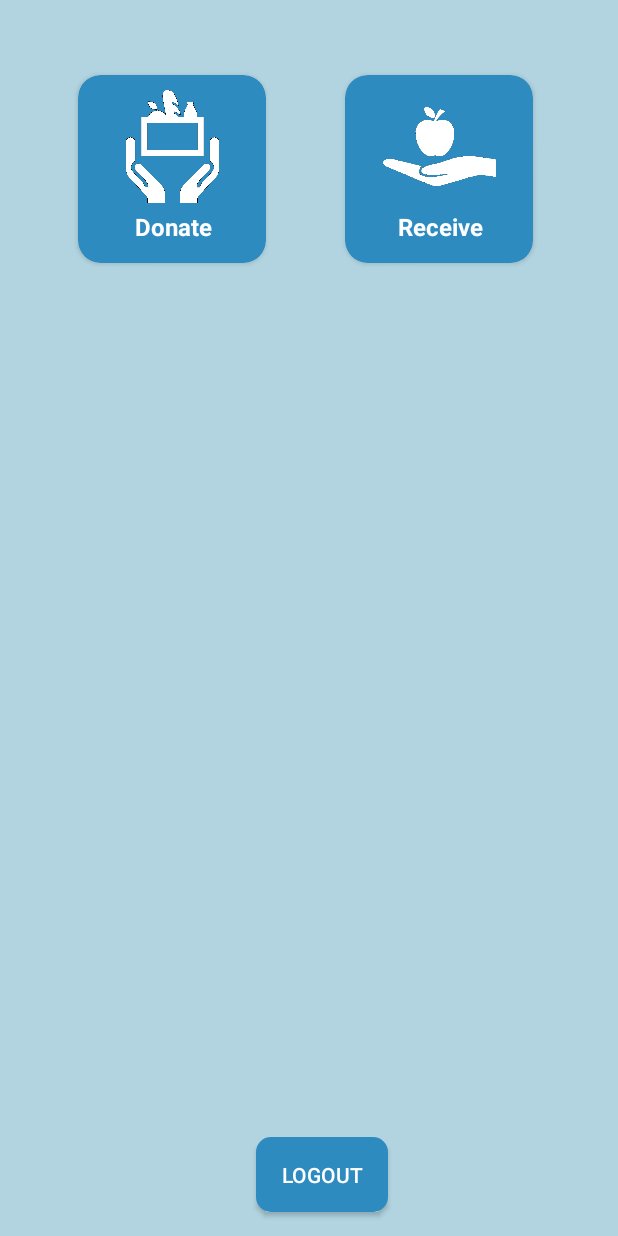
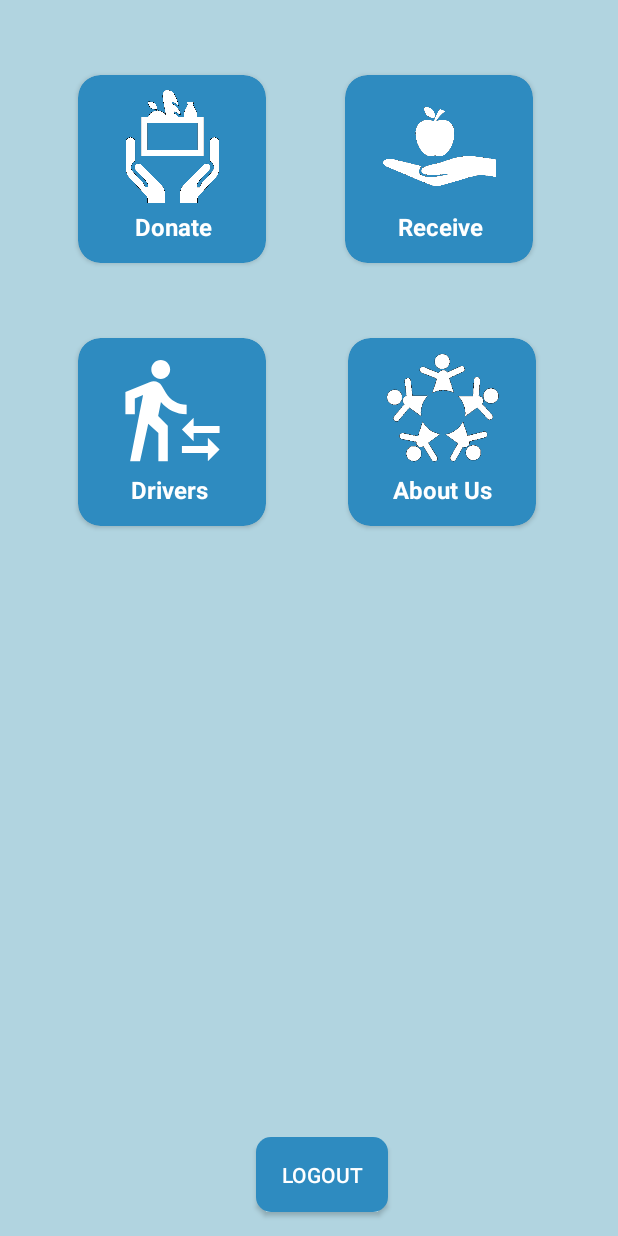
Before and after one commit to Mayuresh02/Annapurnata, an Android app: the screen it shows after launch once a user with an empty profile is signed in (HomeActivity), on a phone screen of 412 x 824 dp. Run offline under Robolectric (Android 15) with nearby library versions, the phone set to English and light mode, and no system bars; our stand-ins replace Firebase (no records; nobody signed in at launch, a user with empty details on screens opened directly).

Commit message:
Updated Code

```diff
--- a/app/src/main/java/com/mayuresh/annapurnata/Activity/HomeActivity.java
+++ b/app/src/main/java/com/mayuresh/annapurnata/Activity/HomeActivity.java
@@ -1,24 +1,26 @@
 package com.mayuresh.annapurnata.Activity;
 
-import androidx.appcompat.app.AppCompatActivity;
-import androidx.cardview.widget.CardView;
-
+import android.annotation.SuppressLint;
 import android.content.Intent;
 import android.os.Bundle;
 import android.view.View;
 import android.widget.Button;
 import android.widget.Toast;
 
+import androidx.appcompat.app.AppCompatActivity;
+import androidx.cardview.widget.CardView;
+
 import com.google.firebase.auth.FirebaseAuth;
 import com.mayuresh.annapurnata.R;
 
 public class HomeActivity extends AppCompatActivity {
 
-    CardView donate,receive;
+    CardView donate, receive, drivers, aboutus;
     FirebaseAuth auth;
     Button logout;
     private boolean doubleBackToExitPressedOnce = false;
 
+    @SuppressLint("MissingInflatedId")
     @Override
     protected void onCreate(Bundle savedInstanceState) {
         super.onCreate(savedInstanceState);
@@ -29,11 +31,34 @@ public class HomeActivity extends AppCompatActivity {
 
         donate=findViewById(R.id.donate);
         receive=findViewById(R.id.receive);
+        drivers=findViewById(R.id.drivers);
+        aboutus=findViewById(R.id.aboutus);
 
         donate.setOnClickListener(new View.OnClickListener() {
             @Override
             public void onClick(View view) {
                 startActivity(new Intent(HomeActivity.this, DonationActivity.class));
+            }
+        });
+
+        receive.setOnClickListener(new View.OnClickListener() {
+            @Override
+            public void onClick(View view) {
+                startActivity(new Intent(HomeActivity.this, ReceiverActivity.class));
+            }
+        });
+
+        drivers.setOnClickListener(new View.OnClickListener() {
+            @Override
+            public void onClick(View view) {
+                startActivity(new Intent(HomeActivity.this, DriversActivity.class));
+            }
+        });
+
+        aboutus.setOnClickListener(new View.OnClickListener() {
+            @Override
+            public void onClick(View view) {
+                startActivity(new Intent(HomeActivity.this, AboutActivity.class));
             }
         });
 
--- /dev/null
+++ b/app/src/main/res/drawable/baseline_transfer_within_a_station_24.xml
@@ -0,0 +1,5 @@
+<vector android:height="24dp" android:tint="#FFFFFF"
+    android:viewportHeight="24" android:viewportWidth="24"
+    android:width="24dp" xmlns:android="http://schemas.android.com/apk/res/android">
+    <path android:fillColor="@android:color/white" android:pathData="M16.49,15.5v-1.75L14,16.25l2.49,2.5L16.49,17L22,17v-1.5zM19.51,19.75L14,19.75v1.5h5.51L19.51,23L22,20.5 19.51,18zM9.5,5.5c1.1,0 2,-0.9 2,-2s-0.9,-2 -2,-2 -2,0.9 -2,2 0.9,2 2,2zM5.75,8.9L3,23h2.1l1.75,-8L9,17v6h2v-7.55L8.95,13.4l0.6,-3C10.85,12 12.8,13 15,13v-2c-1.85,0 -3.45,-1 -4.35,-2.45l-0.95,-1.6C9.35,6.35 8.7,6 8,6c-0.25,0 -0.5,0.05 -0.75,0.15L2,8.3L2,13h2L4,9.65l1.75,-0.75"/>
+</vector>
--- a/app/src/main/res/layout/activity_home.xml
+++ b/app/src/main/res/layout/activity_home.xml
@@ -92,4 +92,67 @@
 
     </androidx.cardview.widget.CardView>
 
+    <androidx.cardview.widget.CardView
+        android:id="@+id/drivers"
+        android:layout_width="125dp"
+        android:layout_height="125dp"
+        android:layout_marginStart="52dp"
+        android:layout_marginTop="50dp"
+        app:cardBackgroundColor="#2E8BC0"
+        app:cardCornerRadius="15dp"
+        app:layout_constraintStart_toStartOf="parent"
+        app:layout_constraintTop_toBottomOf="@+id/donate">
+
+        <ImageView
+            android:layout_width="75dp"
+            android:layout_height="75dp"
+            android:layout_marginStart="25dp"
+            android:layout_marginTop="10dp"
+            android:src="@drawable/baseline_transfer_within_a_station_24" />
+
+        <TextView
+            android:layout_width="60dp"
+            android:layout_height="35dp"
+            android:layout_marginStart="35dp"
+            android:layout_marginTop="90dp"
+            android:text="Drivers"
+            android:textColor="@color/white"
+            android:textSize="16dp"
+            android:textStyle="bold"
+            tools:ignore="HardcodedText,SpUsage" />
+
+    </androidx.cardview.widget.CardView>
+
+    <androidx.cardview.widget.CardView
+        android:id="@+id/aboutus"
+        android:layout_width="125dp"
+        android:layout_height="125dp"
+        app:cardBackgroundColor="#2E8BC0"
+        app:cardCornerRadius="15dp"
+        android:layout_marginTop="50dp"
+        app:layout_constraintEnd_toEndOf="parent"
+        app:layout_constraintStart_toEndOf="@+id/drivers"
+        app:layout_constraintTop_toBottomOf="@+id/receive" >
+
+        <ImageView
+            android:layout_width="75dp"
+            android:layout_height="75dp"
+            android:src="@drawable/about"
+            android:layout_marginStart="25dp"
+            android:layout_marginTop="10dp" />
+
+        <TextView
+            android:layout_width="70dp"
+            android:layout_height="35dp"
+            android:layout_marginStart="30dp"
+            android:layout_marginTop="90dp"
+            android:text="About Us"
+            android:textColor="@color/white"
+            android:textSize="16dp"
+            android:textStyle="bold"
+            tools:ignore="HardcodedText,SpUsage" />
+
+    </androidx.cardview.widget.CardView>
+
+
 </androidx.constraintlayout.widget.ConstraintLayout>
```
Also changed, not shown: app/src/main/AndroidManifest.xml (+12 -3 lines), app/src/main/java/com/mayuresh/annapurnata/Activity/AboutActivity.java (added, +16 -0 lines), app/src/main/java/com/mayuresh/annapurnata/Activity/DriversActivity.java (added, +16 -0 lines), app/src/main/java/com/mayuresh/annapurnata/Activity/ReceiverActivity.java (added, +16 -0 lines), app/src/main/res/layout/activity_about.xml (added, +9 -0 lines), app/src/main/res/layout/activity_drivers.xml (added, +9 -0 lines), app/src/main/res/layout/activity_receiver.xml (added, +9 -0 lines), app/src/main/res/drawable/about.png (added).
